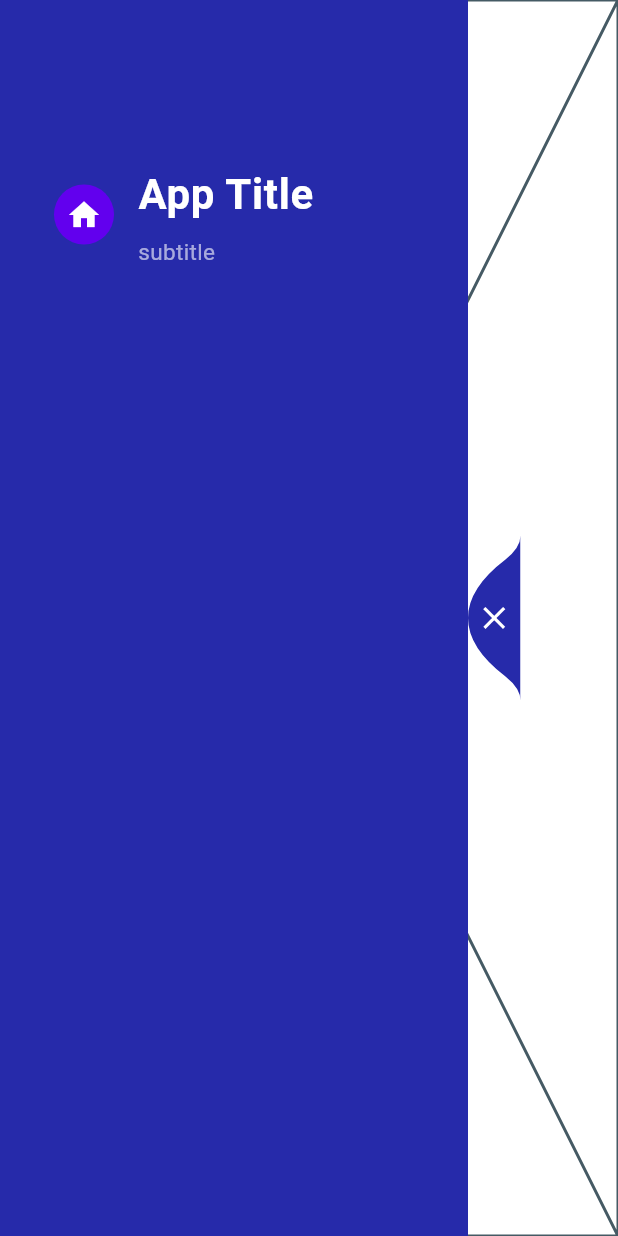
After one commit to miladimos/flutify, a Flutter app: the DrawerWithAnimation screen opened directly, on a phone screen of 412 x 824 dp. The commit adds this screen. Run offline on Flutter 3.47's test engine with Material 2 defaults, Android fonts, the phone set to English and light mode, and no system bars; our stand-ins replace device_preview, dio, get, get_it, get_storage; accounts and stored records are empty.

Commit message:
add basic animated slider

```diff
--- a/lib/app/pages/full_apps/bmi_calculator/bmi_result.dart
+++ b/lib/app/pages/full_apps/bmi_calculator/bmi_result.dart
@@ -39,6 +39,7 @@ class BMIResult extends StatelessWidget {
                     ],
                   ),
                   Padding(
+                    padding: EdgeInsets.all(10),
                     child: Text(interpretation!),
                   ),
                 ],
--- /dev/null
+++ b/lib/app/pages/widgets/drawers/drawer_with_animation/drawer_with_animation.dart
@@ -0,0 +1,143 @@
+import 'package:flutter/material.dart';
+
+class DrawerWithAnimation extends StatelessWidget {
+  const DrawerWithAnimation({super.key});
+
+  @override
+  Widget build(BuildContext context) {
+    return Scaffold(
+      body: Stack(
+        children: [
+          HomeSlidebar(),
+          SlidebarAnimation(),
+        ],
+      ),
+    );
+  }
+}
+
+class HomeSlidebar extends StatelessWidget {
+  const HomeSlidebar({super.key});
+
+  @override
+  Widget build(BuildContext context) {
+    return const Placeholder();
+  }
+}
+
+class SlidebarAnimation extends StatefulWidget {
+  const SlidebarAnimation({super.key});
+
+  @override
+  State<SlidebarAnimation> createState() => _SlidebarAnimationState();
+}
+
+class _SlidebarAnimationState extends State<SlidebarAnimation>
+    with SingleTickerProviderStateMixin {
+  bool isSlidebarOpen = true;
+  late AnimationController _animationController;
+
+  @override
+  void initState() {
+    _animationController =
+        AnimationController(vsync: this, duration: Duration(milliseconds: 700));
+    super.initState();
+  }
+
+  @override
+  Widget build(BuildContext context) {
+    var width = MediaQuery.of(context).size.width;
+    var height = MediaQuery.of(context).size.height;
+    return AnimatedPositioned(
+      duration: Duration(milliseconds: 700),
+      right: isSlidebarOpen ? 65 : width - 100 + 65,
+      child: Row(
+        children: [
+          Container(
+            width: width - 100,
+            height: height,
+            color: Color(0xff262aaa),
+            padding: EdgeInsets.symmetric(horizontal: 20),
+            child: Column(
+              children: [
+                SizedBox(height: 100),
+                ListTile(
+                  title: const Text(
+                    "App Title",
+                    style: TextStyle(
+                      fontSize: 28,
+                      fontWeight: FontWeight.bold,
+                      color: Colors.white,
+                    ),
+                  ),
+                  subtitle: Container(
+                    child: Text(
+                      "subtitle",
+                      style: TextStyle(
+                        color: Colors.white60,
+                        fontSize: 15,
+                      ),
+                    ),
+                    margin: EdgeInsets.only(top: 7),
+                  ),
+                  leading: CircleAvatar(
+                    child: Icon(
+                      Icons.home,
+                      color: Colors.white,
+                    ),
+                  ),
+                ),
+              ],
+            ),
+          ),
+          GestureDetector(
+            onTap: () {
+              setState(() {
+                isSlidebarOpen = !isSlidebarOpen;
+              });
+            },
+            child: Align(
+              alignment: Alignment(0, -0.8),
+              child: ClipPath(
+                clipper: CustomMenuIconClipper(),
+                child: Container(
+                  width: 35,
+                  height: 110,
+                  alignment: Alignment.center,
+                  color: Color(0xff262aaa),
+                  child: AnimatedIcon(
+                    color: Colors.white,
+                    size: 25,
+                    icon: !isSlidebarOpen
+                        ? AnimatedIcons.menu_close
+                        : AnimatedIcons.close_menu,
+                    progress: _animationController,
+                  ),
+                ),
+              ),
+            ),
+          ),
+        ],
+      ),
+    );
+  }
+}
+
+class CustomMenuIconClipper extends CustomClipper<Path> {
+  @override
+  Path getClip(Size size) {
+    Path path = Path();
+    path.moveTo(size.width, 0);
+    path.quadraticBezierTo(size.width, 8, size.width - 10, 16);
+    path.quadraticBezierTo(0, size.width, 0, size.height / 2);
+    path.quadraticBezierTo(
+        0, size.height - size.width, size.width - 10, size.height - 16);
+    path.quadraticBezierTo(
+        size.width, size.height - 8, size.width, size.height);
+    path.close();
+    return path;
+  }
+
+  @override
+  bool shouldReclip(covariant CustomClipper oldClipper) => false;
+}
--- a/lib/app/pages/widgets/widgets_page.dart
+++ b/lib/app/pages/widgets/widgets_page.dart
@@ -1,5 +1,6 @@
 import 'package:flutify/app/pages/home/ui/widgets/list_tile_item_widget.dart';
 import 'package:flutify/app/pages/widgets/circular_progressbar.dart';
+import 'package:flutify/app/pages/widgets/drawers/drawer_with_animation/drawer_with_animation.dart';
 import 'package:flutter/material.dart';
 import 'package:flutter/widgets.dart';
 import 'package:get/get.dart';
@@ -15,6 +16,12 @@ class WidgetsPage extends StatelessWidget {
         icon: Icons.login,
         onTap: () => Get.to(CircularProgressbar()),
       ),
+      ListTileItemWidget(
+        title: 'Slide bars',
+        subtitle: "I",
+        icon: Icons.login,
+        onTap: () => Get.to(DrawerWithAnimation()),
+      ),
     ],
   );
 
```
